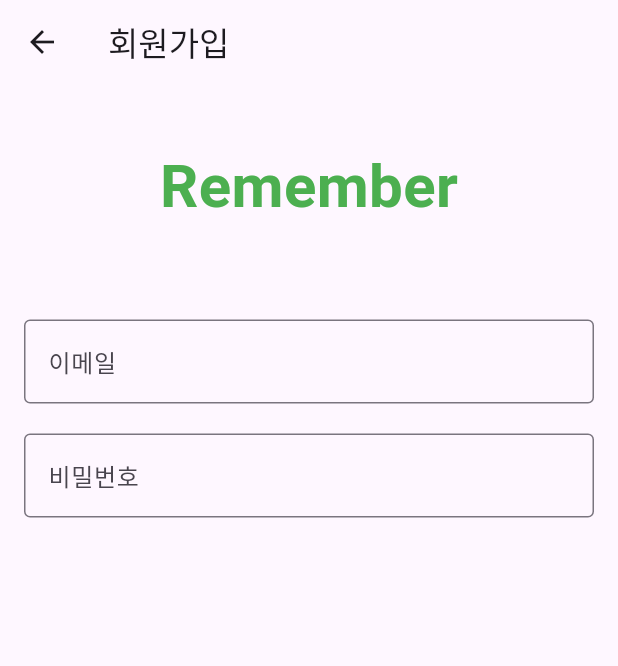
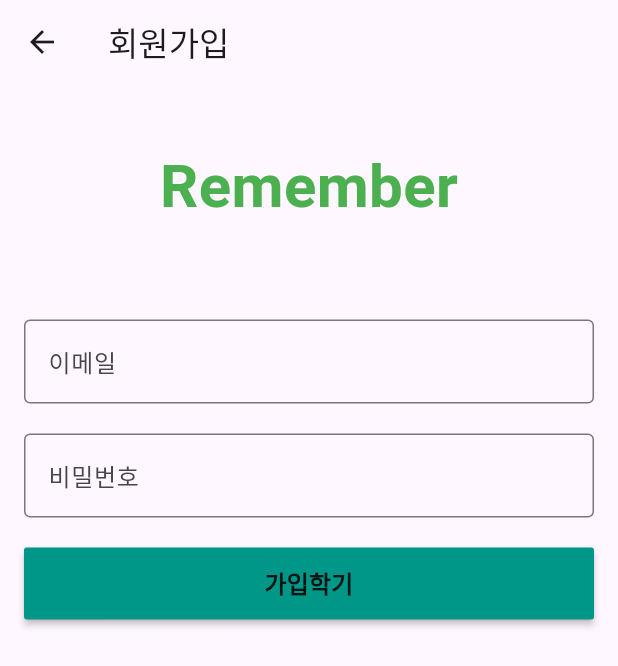
Before and after one commit to seongukHEO/FlutterUseMap, a Flutter app: the SignupScreen screen opened directly, on a phone screen of 412 x 824 dp. Shown: the top 666 px of the screen. Run offline on Flutter 3.47's test engine with Material 3 defaults, Android fonts, the phone set to English and light mode, and no system bars; our stand-ins replace firebase_core, lottie; accounts and stored records are empty.

Commit message:
feat : 회원가입 화면 구현

```diff
--- a/lib/login/join_screen.dart
+++ b/lib/login/join_screen.dart
@@ -113,6 +113,16 @@
                         labelText: "비밀번호",
                       ),
                     ),
+                    Container(
+                      margin: EdgeInsets.fromLTRB(0, 20, 0, 0),
+                      child: MaterialButton(
+                        onPressed: (){},
+                        height: 48,
+                        minWidth: double.infinity,
+                        child: Text("가입학기", style: TextStyle(fontWeight: FontWeight.bold, fontSize: 16),),
+                        color: Colors.teal,
+                      ),
+                    ),
                   ],
                 ),
               ),
```
